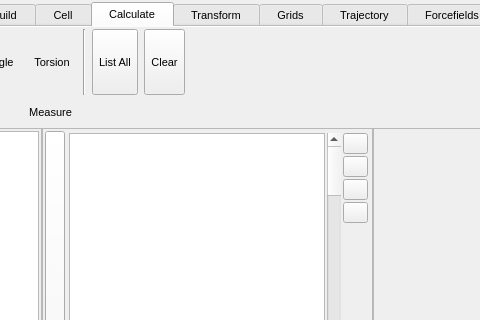
Before: the Qt Designer form src/gui/mainwindow.ui in trisyoungs/aten, drawn with Qt 5; both pictures show x 88 to 568 and y 0 to 320 of the 1147 by 716 pixel window.
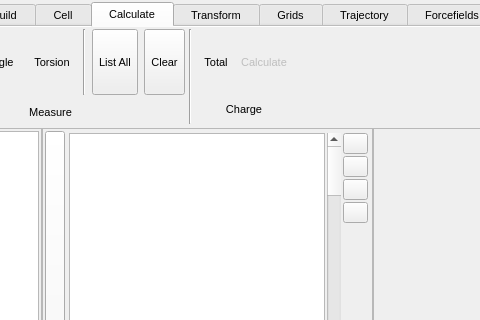
After: the same form once the commit is applied. The open tabs and pages were chosen to show the change. Icons and pictures are not drawn. Custom widgets are drawn as their Qt base class.

Commit message: Added Charge group to Calculate panel, and added 'Total' and 'Calculate' buttons (the latter currently disabled).

Diff of the .ui file:
```diff
--- a/src/gui/mainwindow.ui
+++ b/src/gui/mainwindow.ui
@@ -4549,6 +4549,128 @@
           </item>
          </layout>
         </item>
+        <item>
+         <widget class="Line" name="line_21">
+          <property name="orientation">
+           <enum>Qt::Vertical</enum>
+          </property>
+         </widget>
+        </item>
+        <item>
+         <layout class="QGridLayout" name="gridLayout_29">
+          <item row="0" column="0">
+           <widget class="TMenuButton" name="CalculateChargeTotalButton">
+            <property name="sizePolicy">
+             <sizepolicy hsizetype="Preferred" vsizetype="Fixed">
+              <horstretch>0</horstretch>
+              <verstretch>0</verstretch>
+             </sizepolicy>
+            </property>
+            <property name="minimumSize">
+             <size>
+              <width>40</width>
+              <height>66</height>
+             </size>
+            </property>
+            <property name="maximumSize">
+             <size>
+              <width>56</width>
+              <height>66</height>
+             </size>
+            </property>
+            <property name="toolTip">
+             <string>Calculate total charge in selection (or model)</string>
+            </property>
+            <property name="text">
+             <string>Total</string>
+            </property>
+            <property name="iconSize">
+             <size>
+              <width>30</width>
+              <height>30</height>
+             </size>
+            </property>
+            <property name="checkable">
+             <bool>false</bool>
+            </property>
+            <property name="checked">
+             <bool>false</bool>
+            </property>
+            <property name="autoExclusive">
+             <bool>false</bool>
+            </property>
+            <property name="toolButtonStyle">
+             <enum>Qt::ToolButtonTextUnderIcon</enum>
+            </property>
+            <property name="autoRaise">
+             <bool>true</bool>
+            </property>
+           </widget>
+          </item>
+          <item row="0" column="1">
+           <widget class="TMenuButton" name="CalculateChargeCalculateButton">
+            <property name="enabled">
+             <bool>false</bool>
+            </property>
+            <property name="sizePolicy">
+             <sizepolicy hsizetype="Preferred" vsizetype="Fixed">
+              <horstretch>0</horstretch>
+              <verstretch>0</verstretch>
+             </sizepolicy>
+            </property>
+            <property name="minimumSize">
+             <size>
+              <width>40</width>
+              <height>66</height>
+             </size>
+            </property>
+            <property name="maximumSize">
+             <size>
+              <width>56</width>
+              <height>66</height>
+             </size>
+            </property>
+            <property name="toolTip">
+             <string>Calculate charges for current model</string>
+            </property>
+            <property name="text">
+             <string>Calculate</string>
+            </property>
+            <property name="iconSize">
+             <size>
+              <width>30</width>
+              <height>30</height>
+             </size>
+            </property>
+            <property name="checkable">
+             <bool>false</bool>
+            </property>
+            <property name="checked">
+             <bool>false</bool>
+            </property>
+            <property name="autoExclusive">
+             <bool>false</bool>
+            </property>
+            <property name="toolButtonStyle">
+             <enum>Qt::ToolButtonTextUnderIcon</enum>
+            </property>
+            <property name="autoRaise">
+             <bool>true</bool>
+            </property>
+           </widget>
+          </item>
+          <item row="1" column="0" colspan="2">
+           <widget class="QLabel" name="label_23">
+            <property name="text">
+             <string>Charge</string>
+            </property>
+            <property name="alignment">
+             <set>Qt::AlignCenter</set>
+            </property>
+           </widget>
+          </item>
+         </layout>
+        </item>
         <item>
          <spacer name="horizontalSpacer_4">
           <property name="orientation">
```
The commit also changes 3 other files.
